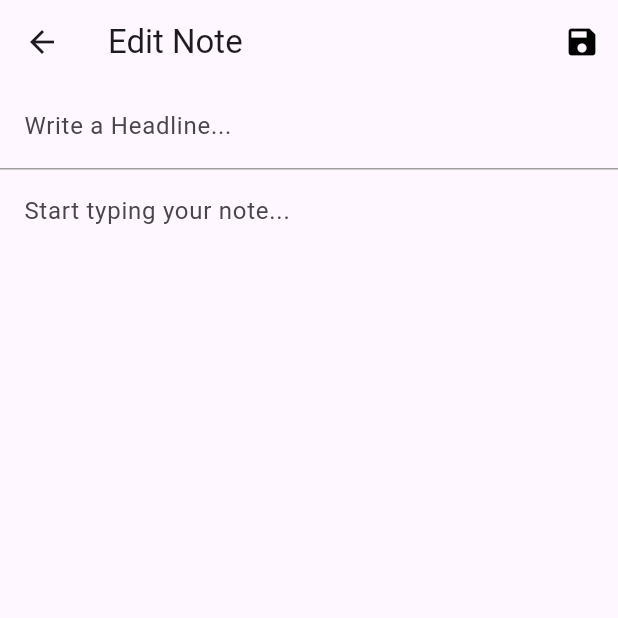
After one commit to satyaroutray1/superbase_projects, a Flutter app: the EditNoteScreen screen opened directly, on a phone screen of 412 x 824 dp, the top half of it. The commit adds this screen. Run offline on Flutter 3.47's test engine with Material 3 defaults, Android fonts, the light colour scheme and no system bars; our stand-ins replace flutter_slidable, supabase_flutter; accounts and stored records are empty.

Commit message:
separate add n edit screen

```diff
--- /dev/null
+++ b/lib/notes/screens/edit_note_screen.dart
@@ -0,0 +1,68 @@
+import 'package:flutter/material.dart';
+import 'package:supabase_flutter/supabase_flutter.dart';
+
+class EditNoteScreen extends StatefulWidget {
+  const EditNoteScreen({super.key});
+
+  @override
+  State<EditNoteScreen> createState() => _EditNoteScreenState();
+}
+
+class _EditNoteScreenState extends State<EditNoteScreen> {
+
+  final TextEditingController _headlineTextEditingController = TextEditingController();
+  final TextEditingController _noteTextEditingController = TextEditingController();
+
+  @override
+  Widget build(BuildContext context) {
+    return SafeArea(child: Scaffold(
+        appBar: AppBar(
+          title: Text('Edit Note'),
+          actions: [
+            IconButton(onPressed: () async{
+                // await Supabase.instance.client.from('table1')
+                //     .update({'body':_noteTextEditingController.text,
+                //   'headline':_headlineTextEditingController.text})
+                //     .eq('body', data[index]['body']);
+                // Navigator.pop(context);
+
+
+            }, icon: Icon(Icons.save, color: Colors.black,))
+          ],
+        ),
+
+        body: Column(
+          children: [
+            TextField(
+              controller: _headlineTextEditingController,
+              maxLines: null,
+              keyboardType: TextInputType.text,
+              decoration: InputDecoration(
+                hintText: 'Write a Headline...',
+                enabledBorder: InputBorder.none,
+                contentPadding: EdgeInsets.all(16),
+              ),
+              style: TextStyle(fontSize: 16),
+
+            ),
+            Container(
+              height: 1,
+              width: double.infinity,
+              color: Colors.grey,
+            ),
+            TextField(
+              controller: _noteTextEditingController,
+              maxLines: null,
+              keyboardType: TextInputType.multiline,
+              decoration: InputDecoration(
+                hintText: 'Start typing your note...',
+                border: InputBorder.none,
+                contentPadding: EdgeInsets.all(16),
+              ),
+              style: TextStyle(fontSize: 16),
+            ),
+          ],
+        )
+    ));
+  }
+}
```
Also changed, not shown: lib/notes/screens/home_screen.dart (+15 -15 lines), lib/notes/screens/note_screen.dart (+11 -9 lines).
